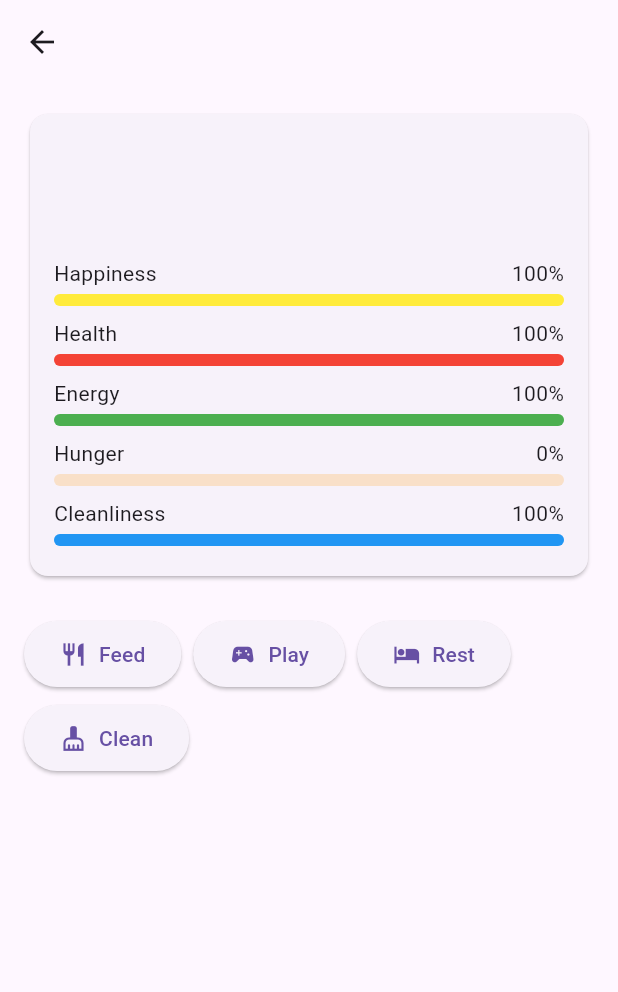
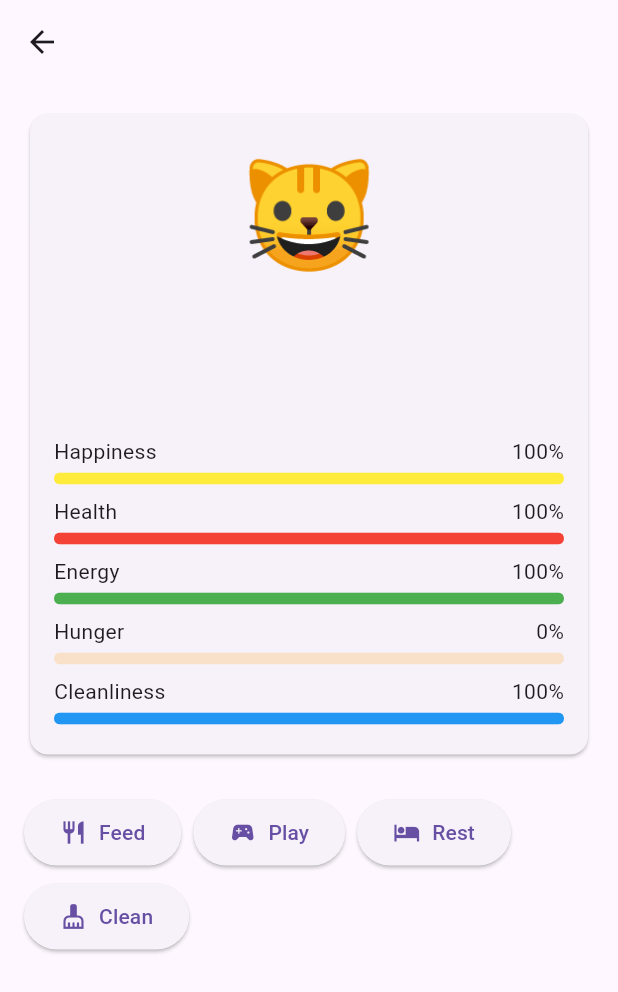
Before and after one commit to sannzay/act5_mad, a Flutter app: the PetScreen screen opened directly with empty values, after a tap on "Feed", on a phone screen of 412 x 824 dp. Shown: the top 992 px of the screen. Run offline on Flutter 3.47's test engine with Material 3 defaults, Android fonts, the light colour scheme and no system bars; our stand-ins replace shared_preferences; accounts and stored records are empty.

Commit message:
Refactor PetScreen to integrate GameMechanicsService for improved pet actions and animations. Added animated pet widget and updated action handling to reflect changes in pet state.

```diff
--- a/lib/screens/pet_screen.dart
+++ b/lib/screens/pet_screen.dart
@@ -1,6 +1,8 @@
 import 'package:flutter/material.dart';
 import '../models/pet.dart';
 import '../widgets/stat_indicator.dart';
+import '../widgets/animated_pet.dart';
+import '../services/game_mechanics_service.dart';
 import 'dart:async';
 
 class PetScreen extends StatefulWidget {
@@ -18,42 +20,63 @@ class PetScreen extends StatefulWidget {
 }
 
 class _PetScreenState extends State<PetScreen> {
-  late Timer _timer;
+  final GameMechanicsService _gameMechanics = GameMechanicsService();
+  String _currentAction = 'idle';
 
   @override
   void initState() {
     super.initState();
-    _timer = Timer.periodic(const Duration(minutes: 1), (timer) {
-      setState(() {
-        widget.pet.updateStats();
-        widget.onPetUpdated(widget.pet);
-      });
+    _gameMechanics.startGame(widget.pet, (pet) {
+      setState(() {});
+      widget.onPetUpdated(pet);
     });
   }
 
   @override
   void dispose() {
-    _timer.cancel();
+    _gameMechanics.stopGame();
     super.dispose();
   }
 
   void _performAction(String action) {
     setState(() {
+      _currentAction = action;
       switch (action) {
         case 'feed':
           widget.pet.feed();
+          if (widget.pet.hunger < 30) {
+            _gameMechanics.addEnergeticEffect(widget.pet);
+          }
           break;
         case 'play':
           widget.pet.play();
+          if (widget.pet.energy < 20) {
+            _gameMechanics.addHungryEffect(widget.pet);
+          }
           break;
         case 'rest':
           widget.pet.rest();
+          if (widget.pet.energy > 80) {
+            _gameMechanics.addEnergeticEffect(widget.pet);
+          }
           break;
         case 'clean':
           widget.pet.clean();
+          if (widget.pet.cleanliness < 30) {
+            _gameMechanics.addSicknessEffect(widget.pet);
+          }
           break;
       }
       widget.onPetUpdated(widget.pet);
+    });
+
+    // Reset action to idle after animation
+    Future.delayed(const Duration(milliseconds: 1000), () {
+      if (mounted) {
+        setState(() {
+          _currentAction = 'idle';
+        });
+      }
     });
   }
 
@@ -73,6 +96,11 @@ class _PetScreenState extends State<PetScreen> {
                 padding: const EdgeInsets.all(16.0),
                 child: Column(
                   children: [
+                    AnimatedPet(
+                      pet: widget.pet,
+                      action: _currentAction,
+                    ),
+                    const SizedBox(height: 16),
                     Text(
                       widget.pet.name,
                       style: Theme.of(context).textTheme.headlineMedium,
--- /dev/null
+++ b/lib/services/game_mechanics_service.dart
@@ -0,0 +1,79 @@
+import 'dart:async';
+import '../models/pet.dart';
+
+class GameMechanicsService {
+  static final GameMechanicsService _instance = GameMechanicsService._internal();
+  Timer? _gameTimer;
+  final List<void Function(Pet)> _statusEffects = [];
+  static const updateInterval = Duration(minutes: 1);
+
+  factory GameMechanicsService() {
+    return _instance;
+  }
+
+  GameMechanicsService._internal();
+
+  void startGame(Pet pet, void Function(Pet) onPetUpdated) {
+    _gameTimer?.cancel();
+    _gameTimer = Timer.periodic(updateInterval, (timer) {
+      pet.updateStats();
+
+      for (var effect in _statusEffects) {
+        effect(pet);
+      }
+
+      onPetUpdated(pet);
+    });
+  }
+
+  void stopGame() {
+    _gameTimer?.cancel();
+    _gameTimer = null;
+    _statusEffects.clear();
+  }
+
+  void addStatusEffect(void Function(Pet) effect, {Duration? duration}) {
+    _statusEffects.add(effect);
+
+    if (duration != null) {
+      Timer(duration, () {
+        if (_statusEffects.contains(effect)) {
+          _statusEffects.remove(effect);
+        }
+      });
+    }
+  }
+
+  void addSicknessEffect(Pet pet) {
+    final effect = (Pet pet) {
+      if (pet.cleanliness < 30 || pet.hunger > 80) {
+        pet.health = (pet.health - 5).clamp(0.0, 100.0);
+        pet.happiness = (pet.happiness - 5).clamp(0.0, 100.0);
+      }
+    };
+
+    addStatusEffect(effect, duration: const Duration(minutes: 10));
+  }
+
+  void addEnergeticEffect(Pet pet) {
+    final effect = (Pet pet) {
+      if (pet.energy > 80 && pet.happiness > 70) {
+        pet.happiness = (pet.happiness + 2).clamp(0.0, 100.0);
+        pet.energy = (pet.energy - 3).clamp(0.0, 100.0);
+      }
+    };
+
+    addStatusEffect(effect, duration: const Duration(minutes: 5));
+  }
+
+  void addHungryEffect(Pet pet) {
+    final effect = (Pet pet) {
+      if (pet.hunger > 70) {
+        pet.happiness = (pet.happiness - 3).clamp(0.0, 100.0);
+        pet.energy = (pet.energy - 2).clamp(0.0, 100.0);
+      }
+    };
+
+    addStatusEffect(effect, duration: const Duration(minutes: 8));
+  }
+}
--- /dev/null
+++ b/lib/widgets/animated_pet.dart
@@ -0,0 +1,146 @@
+import 'package:flutter/material.dart';
+import '../models/pet.dart';
+
+class AnimatedPet extends StatefulWidget {
+  final Pet pet;
+  final String action;
+
+  const AnimatedPet({
+    Key? key,
+    required this.pet,
+    this.action = 'idle',
+  }) : super(key: key);
+
+  @override
+  _AnimatedPetState createState() => _AnimatedPetState();
+}
+
+class _AnimatedPetState extends State<AnimatedPet> with SingleTickerProviderStateMixin {
+  late AnimationController _controller;
+  late Animation<double> _bounceAnimation;
+  late Animation<double> _scaleAnimation;
+
+  @override
+  void initState() {
+    super.initState();
+    _controller = AnimationController(
+      duration: const Duration(milliseconds: 500),
+      vsync: this,
+    );
+
+    _bounceAnimation = Tween<double>(
+      begin: 0,
+      end: -20.0,
+    ).animate(CurvedAnimation(
+      parent: _controller,
+      curve: Curves.easeInOut,
+    ));
+
+    _scaleAnimation = Tween<double>(
+      begin: 1.0,
+      end: 1.2,
+    ).animate(CurvedAnimation(
+      parent: _controller,
+      curve: Curves.easeInOut,
+    ));
+
+    if (widget.action != 'idle') {
+      _controller.forward().then((_) => _controller.reverse());
+    }
+  }
+
+  @override
+  void didUpdateWidget(AnimatedPet oldWidget) {
+    super.didUpdateWidget(oldWidget);
+    if (widget.action != oldWidget.action && widget.action != 'idle') {
+      _controller.forward().then((_) => _controller.reverse());
+    }
+  }
+
+  @override
+  void dispose() {
+    _controller.dispose();
+    super.dispose();
+  }
+
+  Widget _buildPetEmoji() {
+    String emoji;
+    switch (widget.pet.type.toLowerCase()) {
+      case 'cat':
+        emoji = '🐱';
+        break;
+      case 'dog':
+        emoji = '🐶';
+        break;
+      case 'rabbit':
+        emoji = '🐰';
+        break;
+      case 'bird':
+        emoji = '🐦';
+        break;
+      default:
+        emoji = '🐱';
+    }
+    return Text(
+      emoji,
+      style: const TextStyle(fontSize: 72),
+    );
+  }
+
+  @override
+  Widget build(BuildContext context) {
+    return AnimatedBuilder(
+      animation: _controller,
+      builder: (context, child) {
+        return Transform.translate(
+          offset: Offset(0, _bounceAnimation.value),
+          child: Transform.scale(
+            scale: _scaleAnimation.value,
+            child: Column(
+              mainAxisSize: MainAxisSize.min,
+              children: [
+                _buildPetEmoji(),
+                if (widget.action != 'idle')
+                  _buildActionEffect(widget.action),
+              ],
+            ),
+          ),
+        );
+      },
+    );
+  }
+
+  Widget _buildActionEffect(String action) {
+    IconData icon;
+    Color color;
+    switch (action) {
+      case 'feed':
+        icon = Icons.restaurant;
+        color = Colors.orange;
+        break;
+      case 'play':
+        icon = Icons.sports_esports;
+        color = Colors.blue;
+        break;
+      case 'rest':
+        icon = Icons.hotel;
+        color = Colors.purple;
+        break;
+      case 'clean':
+        icon = Icons.cleaning_services;
+        color = Colors.green;
+        break;
+      default:
+        return const SizedBox.shrink();
+    }
+
+    return FadeTransition(
+      opacity: _controller,
+      child: Icon(
+        icon,
+        color: color,
+        size: 24,
+      ),
+    );
+  }
+}
```
